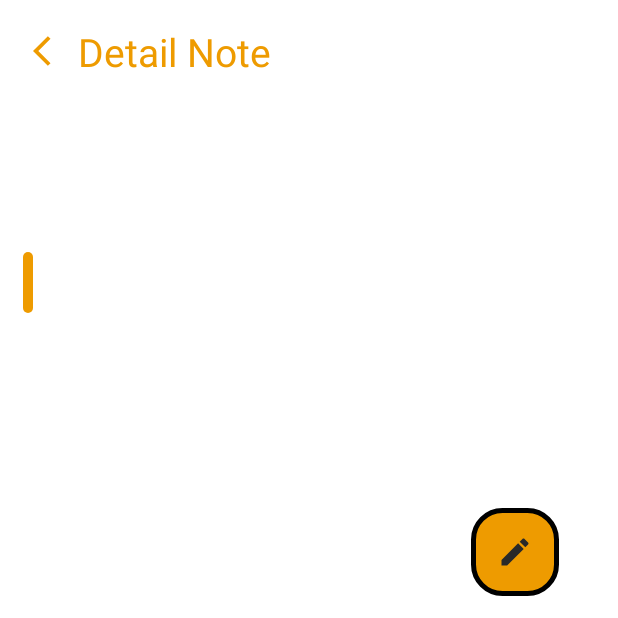
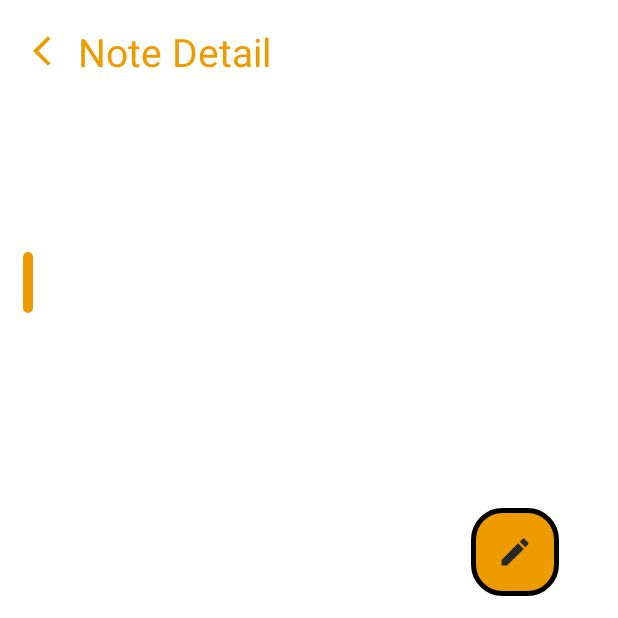
Before and after one commit to MARZ51x/audibookfinal, an Android app: the NoteDetails screen opened directly, with no data from a screen before it, on a phone screen of 412 x 824 dp, the top half of it. Run offline under Robolectric (Android 15) with nearby library versions, the phone set to English and light mode, and no system bars; our stand-ins replace sdp/ssp sizes.

Commit message:
Notes: Note Detail & Edit Note Text Color

```diff
--- a/app/src/main/java/com/zentech/audibookfinalv/EditNoteActivity.java
+++ b/app/src/main/java/com/zentech/audibookfinalv/EditNoteActivity.java
@@ -59,6 +59,11 @@ public class EditNoteActivity extends AppCompatActivity {
     @SuppressLint("ClickableViewAccessibility")
     @Override
     protected void onCreate(Bundle savedInstanceState) {
+        if(AppCompatDelegate.getDefaultNightMode()==AppCompatDelegate.MODE_NIGHT_YES){
+            setTheme(R.style.Theme_Dark);
+        }else {
+            setTheme(R.style.Theme_Light);
+        }
         super.onCreate(savedInstanceState);
         setContentView(R.layout.activity_edit_note);
 
--- a/app/src/main/java/com/zentech/audibookfinalv/NoteDetails.java
+++ b/app/src/main/java/com/zentech/audibookfinalv/NoteDetails.java
@@ -22,6 +22,13 @@ public class NoteDetails extends AppCompatActivity {
 
     @Override
     protected void onCreate(Bundle savedInstanceState) {
+
+        if(AppCompatDelegate.getDefaultNightMode()==AppCompatDelegate.MODE_NIGHT_YES){
+            setTheme(R.style.Theme_Dark);
+        }else {
+            setTheme(R.style.Theme_Light);
+        }
+
         super.onCreate(savedInstanceState);
         setContentView(R.layout.activity_note_details);
 
--- a/app/src/main/res/layout/activity_edit_note.xml
+++ b/app/src/main/res/layout/activity_edit_note.xml
@@ -81,7 +81,7 @@
                 android:importantForAutofill="no"
                 android:includeFontPadding="false"
                 android:inputType="text"
-                android:textColor="@color/accent"
+                android:textColor="?attr/text_color"
                 android:textColorHint="@color/TextHint"
                 android:textSize="@dimen/_16ssp"
                 app:layout_constraintTop_toBottomOf="@id/Appbar" />
@@ -113,7 +113,7 @@
                 android:inputType="textMultiLine"
                 android:paddingTop="@dimen/_8sdp"
                 android:paddingBottom="@dimen/_8sdp"
-                android:textColor="@color/Subtitle"
+                android:textColor="?attr/text_color"
                 android:textColorHint="@color/TextHint"
                 android:textSize="@dimen/_13sdp"
                 app:layout_constraintEnd_toEndOf="parent"
@@ -157,7 +157,7 @@
                 android:includeFontPadding="false"
                 android:inputType="textMultiLine"
                 android:minHeight="@dimen/_100sdp"
-                android:textColor="@color/accent"
+                android:textColor="?attr/text_color"
                 android:textColorHint="@color/TextHint"
                 android:textSize="@dimen/_13ssp"
                 app:layout_constraintBottom_toBottomOf="parent"
--- a/app/src/main/res/layout/activity_note_details.xml
+++ b/app/src/main/res/layout/activity_note_details.xml
@@ -48,12 +48,11 @@
                     android:layout_alignParentBottom="true"
                     android:layout_toEndOf="@id/backbttnD"
                     android:gravity="center"
-                    android:text="Detail Note"
+                    android:text="Note Detail"
                     android:textColor="@color/accent"
                     android:textSize="@dimen/_20ssp">
 
                 </TextView>
-
 
 
             </RelativeLayout>
@@ -70,7 +69,7 @@
                 android:importantForAutofill="no"
                 android:includeFontPadding="false"
                 android:inputType="text"
-                android:textColor="@color/accent"
+                android:textColor="?attr/text_color"
                 android:textColorHint="@color/TextHint"
                 android:textSize="@dimen/_20ssp"
                 app:layout_constraintTop_toBottomOf="@id/Appbar" />
@@ -135,7 +134,7 @@
                 android:includeFontPadding="false"
                 android:inputType="textMultiLine"
                 android:minHeight="@dimen/_100sdp"
-                android:textColor="@color/accent"
+                android:textColor="?attr/text_color"
                 android:textColorHint="@color/TextHint"
                 android:textSize="@dimen/_16ssp"
                 app:layout_constraintBottom_toBottomOf="parent"
```
